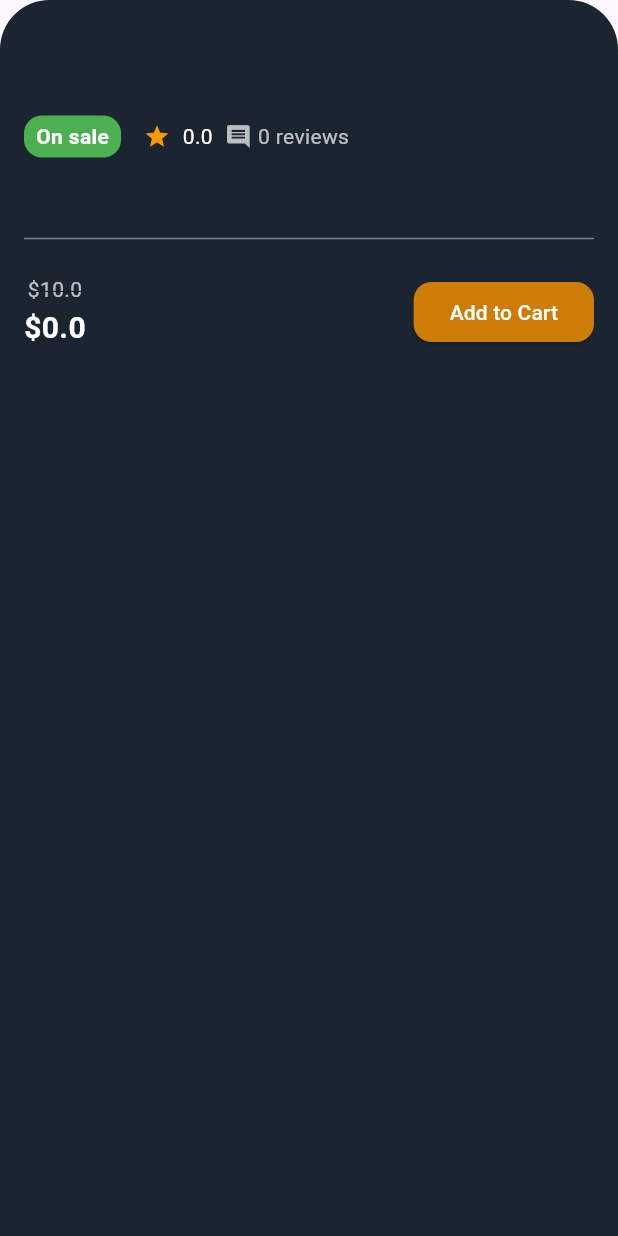
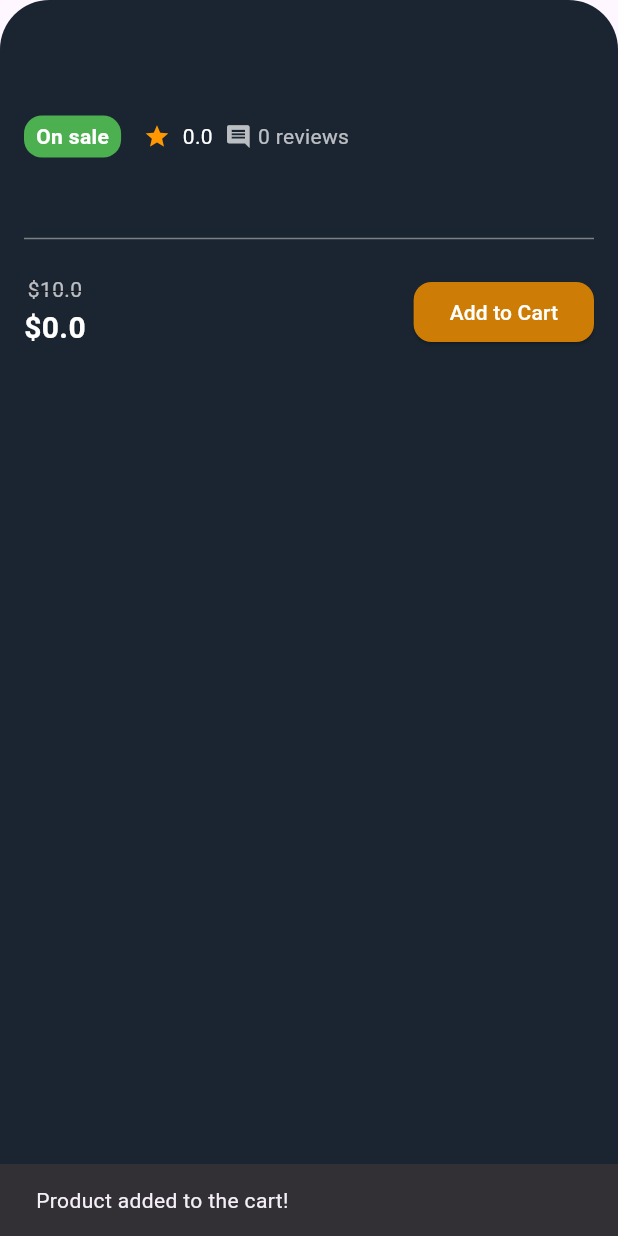
Before and after one commit to m7mdragab74/Store-App, a Flutter app: the DetailsCard widget shown alone on an empty page, opened directly with empty values, after a tap on "Add to Cart", on a phone screen of 412 x 824 dp. Run offline on Flutter 3.47's test engine with Material 3 defaults, Android fonts, the phone set to English and light mode, and no system bars; our stand-ins replace dio, google_nav_bar, sqflite; missing offline and left inert: rate; accounts and stored records are empty.

Commit message:
Fetch a cart products in the cart screen

```diff
--- a/lib/main.dart
+++ b/lib/main.dart
@@ -17,7 +17,7 @@ class StoreApp extends StatelessWidget {
 
   @override
   Widget build(BuildContext context) {
-    return MaterialApp(
+    return const MaterialApp(
       debugShowCheckedModeBanner: false,
       home: Login(),
     );
--- a/lib/views/details_page.dart
+++ b/lib/views/details_page.dart
@@ -99,7 +99,7 @@ class _DetailsPageState extends State<DetailsPage> {
                   top: 543,
                   left: 0,
                   right: 0,
-                  child: DetailsCard(productModel: widget.productModel),
+                  child: DetailsCard(productModel: widget.productModel,username: widget.username,),
                 )
               ],
             ),
--- a/lib/widget/productDetails/product_details_card.dart
+++ b/lib/widget/productDetails/product_details_card.dart
@@ -1,9 +1,48 @@
 import 'package:flutter/material.dart';
+import 'package:provider/provider.dart';
 import 'package:store_app/model/store_model.dart';
+import 'package:store_app/statemanagement/cart_provider.dart';
 
-class DetailsCard extends StatelessWidget {
-  const DetailsCard({super.key, required this.productModel});
+class DetailsCard extends StatefulWidget {
+  const DetailsCard({super.key, required this.productModel, required this.username});
   final Product productModel;
+  final String username;
+
+  @override
+  State<DetailsCard> createState() => _DetailsCardState();
+}
+
+class _DetailsCardState extends State<DetailsCard> {
+  late CartProvider _cartProvider;
+  @override
+  void initState() {
+    // TODO: implement initState
+    super.initState();
+    _cartProvider = Provider.of<CartProvider>(context, listen: false);
+  }
+
+  void _addToCart() async {
+    bool isInCart = await _cartProvider.isProductInCart(
+        widget.username, widget.productModel.title);
+    if (isInCart) {
+      ScaffoldMessenger.of(context).showSnackBar(
+        const SnackBar(content: Text('Product is already in the cart!')),
+      );
+    } else {
+      await _cartProvider.addToCart(widget.username, {
+        'title': widget.productModel.title,
+        'price': widget.productModel.price,
+        'description': widget.productModel.description,
+        'category': widget.productModel.category,
+        'image': widget.productModel.image,
+        'rating_rate': widget.productModel.rating.rate,
+        'rating_count': widget.productModel.rating.count,
+      });
+      ScaffoldMessenger.of(context).showSnackBar(
+        const SnackBar(content: Text('Product added to the cart!')),
+      );
+    }
+  }
 
   @override
   Widget build(BuildContext context) {
@@ -19,8 +58,8 @@ class DetailsCard extends StatelessWidget {
         children: [
           const SizedBox(height: 16),
           Text(
-            productModel.title,
-            style: TextStyle(
+            widget.productModel.title,
+            style: const TextStyle(
               color: Colors.white,
               fontSize: 20,
               fontWeight: FontWeight.bold,
@@ -52,22 +91,22 @@ class DetailsCard extends StatelessWidget {
               ),
               const SizedBox(width: 8),
               Text(
-                '${productModel.rating.rate}',
-                style: TextStyle(color: Colors.white),
+                '${widget.productModel.rating.rate}',
+                style: const TextStyle(color: Colors.white),
               ),
               const SizedBox(width: 8),
               const Icon(Icons.comment, color: Colors.white70, size: 18),
               const SizedBox(width: 4),
               Text(
-                '${productModel.rating.count} reviews',
-                style: TextStyle(color: Colors.white70),
+                '${widget.productModel.rating.count} reviews',
+                style: const TextStyle(color: Colors.white70),
               ),
             ],
           ),
           const SizedBox(height: 17),
           Text(
-            productModel.description,
-            style: TextStyle(color: Colors.white70),
+            widget.productModel.description,
+            style: const TextStyle(color: Colors.white70),
           ),
           const SizedBox(height: 8),
           const Divider(
@@ -80,16 +119,16 @@ class DetailsCard extends StatelessWidget {
               Column(
                 children: [
                   Text(
-                    '\$${productModel.price + 10}',
-                    style: TextStyle(
+                    '\$${widget.productModel.price + 10}',
+                    style: const TextStyle(
                       color: Colors.white70,
                       decoration: TextDecoration.lineThrough,
                     ),
                   ),
-                  SizedBox(height: 1),
+                  const SizedBox(height: 1),
                   Text(
-                    '\$${productModel.price}',
-                    style: TextStyle(
+                    '\$${widget.productModel.price}',
+                    style: const TextStyle(
                       color: Colors.white,
                       fontWeight: FontWeight.bold,
                       fontSize: 20,
@@ -99,7 +138,7 @@ class DetailsCard extends StatelessWidget {
               ),
               const Spacer(),
               ElevatedButton(
-                onPressed: () {},
+                onPressed: _addToCart,
                 style: ElevatedButton.styleFrom(
                   backgroundColor: const Color.fromARGB(255, 205, 125, 5),
                   shape: RoundedRectangleBorder(
```
Also changed, not shown: lib/views/cart.dart (+116 -120 lines), lib/views/home_page.dart (+7 -2 lines), lib/widget/home/head_home_page.dart (+72 -13 lines).
